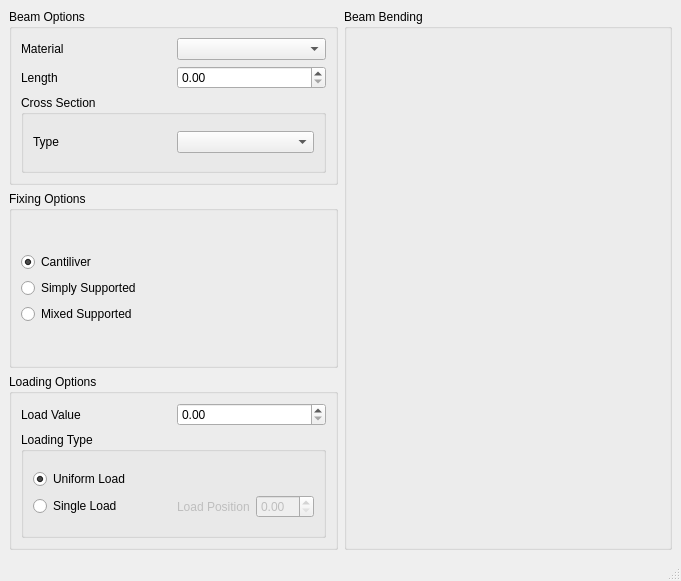
This is mainwindow.ui in opensourcereality/beambending as Qt 5 draws it before an edit. The edited form follows.
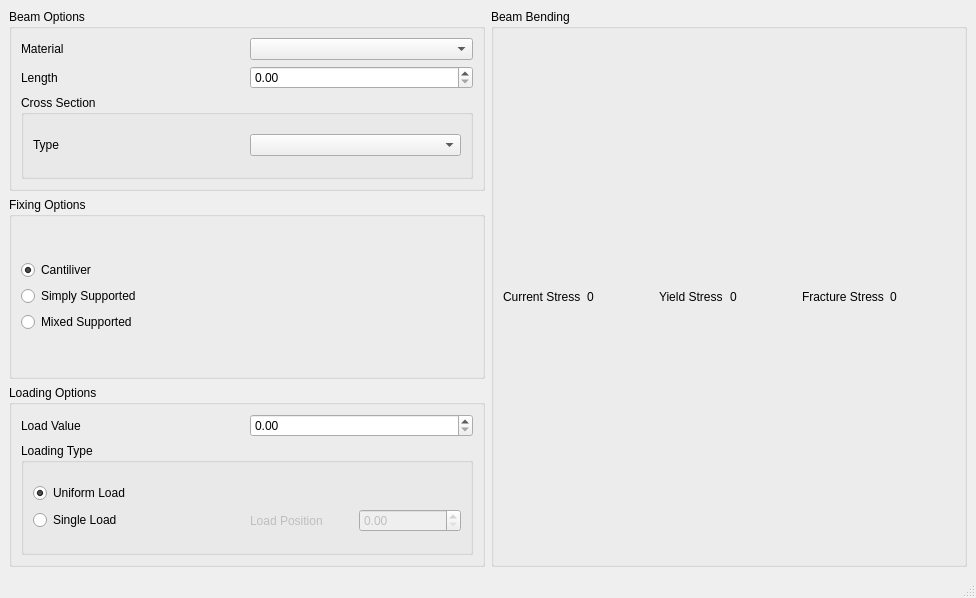
This is the edited form.

Commit message: Partial support for stress values comparasion

```diff
--- a/mainwindow.ui
+++ b/mainwindow.ui
@@ -6,16 +6,14 @@
    <rect>
     <x>0</x>
     <y>0</y>
-    <width>681</width>
-    <height>581</height>
+    <width>976</width>
+    <height>598</height>
    </rect>
   </property>
   <property name="windowTitle">
    <string>MainWindow</string>
   </property>
   <widget class="QWidget" name="centralwidget">
-   <layout class="QGridLayout" name="gridLayout">
-    <item row="0" column="0">
      <layout class="QHBoxLayout" name="horizontalLayout_2">
       <item>
        <layout class="QVBoxLayout" name="verticalLayout_6">
@@ -141,7 +139,11 @@
                 </widget>
                </item>
                <item>
-                <widget class="QDoubleSpinBox" name="loadValue"/>
+              <widget class="QDoubleSpinBox" name="loadValue">
+               <property name="maximum">
+                <double>3000.000000000000000</double>
+               </property>
+              </widget>
                </item>
               </layout>
              </item>
@@ -227,14 +229,107 @@
            <item row="0" column="0">
             <layout class="QVBoxLayout" name="beamBending"/>
            </item>
-          </layout>
-         </widget>
-        </item>
+         <item row="0" column="0">
+          <layout class="QHBoxLayout" name="horizontalLayout_7">
+           <property name="sizeConstraint">
+            <enum>QLayout::SetMinimumSize</enum>
+           </property>
+           <item>
+            <widget class="QLabel" name="label_4">
+             <property name="maximumSize">
+              <size>
+               <width>16777215</width>
+               <height>27</height>
+              </size>
+             </property>
+             <property name="text">
+              <string>Current Stress</string>
+             </property>
+            </widget>
+           </item>
+           <item>
+            <widget class="QLabel" name="currentStress">
+             <property name="maximumSize">
+              <size>
+               <width>16777215</width>
+               <height>27</height>
+              </size>
+             </property>
+             <property name="text">
+              <string>0</string>
+             </property>
+            </widget>
+           </item>
+           <item>
+            <widget class="QLabel" name="label_7">
+             <property name="maximumSize">
+              <size>
+               <width>16777215</width>
+               <height>27</height>
+              </size>
+             </property>
+             <property name="text">
+              <string>Yield Stress</string>
+             </property>
+            </widget>
+           </item>
+           <item>
+            <widget class="QLabel" name="yieldStress">
+             <property name="maximumSize">
+              <size>
+               <width>16777215</width>
+               <height>27</height>
+              </size>
+             </property>
+             <property name="text">
+              <string>0</string>
+             </property>
+            </widget>
+           </item>
+           <item>
+            <widget class="QLabel" name="label_9">
+             <property name="maximumSize">
+              <size>
+               <width>16777215</width>
+               <height>27</height>
+              </size>
+             </property>
+             <property name="text">
+              <string>Fracture Stress</string>
+             </property>
+            </widget>
+           </item>
+           <item>
+            <widget class="QLabel" name="fractureStress">
+             <property name="maximumSize">
+              <size>
+               <width>16777215</width>
+               <height>27</height>
+              </size>
+             </property>
+             <property name="text">
+              <string>0</string>
+             </property>
+            </widget>
+           </item>
        </layout>
       </item>
      </layout>
-    </item>
-   </layout>
+       </widget>
+      </item>
+     </layout>
+    </item>
+   </layout>
+   <zorder>label_4</zorder>
+   <zorder>currentStress</zorder>
+   <zorder>label_7</zorder>
+   <zorder>yieldStress</zorder>
+   <zorder>label_9</zorder>
+   <zorder>fractureStress</zorder>
+   <zorder>label_9</zorder>
+   <zorder>groupBox_5</zorder>
+   <zorder>fractureStress</zorder>
+   <zorder>yieldStress</zorder>
   </widget>
   <widget class="QMenuBar" name="menubar">
    <property name="geometry">
```
Left out of the diff: 4 changed lines with no effect on the pictures. Lines whose indentation alone changed are shown as unchanged. The commit also changes 7 other files.
